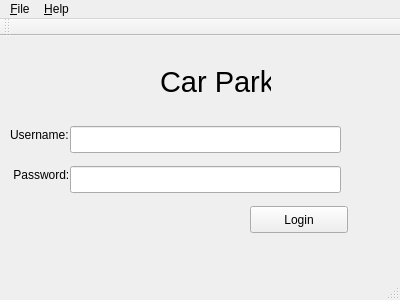
This is mainwindow.ui in saffaanh/embedded as Qt 5 draws it before an edit. The edited form follows.
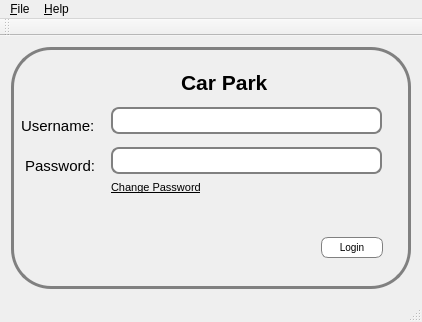
This is the edited form.

Commit message: login stylesheet

Diff of the .ui file:
```diff
--- a/mainwindow.ui
+++ b/mainwindow.ui
@@ -6,19 +6,70 @@
    <rect>
     <x>0</x>
     <y>0</y>
-    <width>400</width>
-    <height>300</height>
+    <width>422</width>
+    <height>322</height>
    </rect>
   </property>
   <property name="windowTitle">
    <string>MainWindow</string>
   </property>
   <widget class="QWidget" name="centralWidget">
+   <layout class="QGridLayout" name="gridLayout">
+    <item row="0" column="1">
+     <widget class="QFrame" name="loginFrame">
+      <property name="font">
+       <font>
+        <underline>false</underline>
+       </font>
+      </property>
+      <property name="styleSheet">
+       <string notr="true">#MainWindow{
+background: gray;
+}
+
+#loginFrame{
+border:3px solid gray;
+border-radius: 40px;
+background:qradialgradient(spread:pad, cx:0.5, cy:0.5, radius:0.5, fx:0.5, fy:0.5, stop:0 rgba(0, 0, 0, 0), stop:0.52 rgba(0, 0, 0, 0), stop:0.565 rgba(82, 121, 76, 33), stop:0.65 rgba(159, 235, 148, 64), stop:0.721925 rgba(255, 238, 150, 129), stop:0.77 rgba(255, 128, 128, 204), stop:0.89 rgba(191, 128, 255, 64), stop:1 rgba(0, 0, 0, 0))rgb(255, 255, 127)qradialgradient(spread:pad, cx:0.5, cy:0.5, radius:2, fx:0.5, fy:0.5, stop:0 rgba(117, 73, 133, 183), stop:1 rgba(255, 255, 255, 255))
+}
+
+QPushButton {
+color: rgb(255, 255, 255);
+background-color: rgb(255, 255, 255);
+	color: rgb(0, 0, 0);
+border:  3px solid gray;
+border-width: 1px;
+border-style: solid;
+border-radius: 7;
+padding: 3px;
+font-size: 10px;
+padding-left: 5px;
+padding-right: 5px;
+min-width: 50px;
+max-width: 50px;
+min-height: 13px;
+max-height: 13px;
+
+
+}
+QLineEdit {
+padding: 1px;
+border-style: solid;
+border: 2px solid gray;
+border-radius: 8px;
+}</string>
+      </property>
+      <property name="frameShape">
+       <enum>QFrame::StyledPanel</enum>
+      </property>
+      <property name="frameShadow">
+       <enum>QFrame::Raised</enum>
+      </property>
    <widget class="QLineEdit" name="userLine">
     <property name="geometry">
      <rect>
-      <x>70</x>
-      <y>90</y>
+         <x>100</x>
+         <y>60</y>
       <width>271</width>
       <height>27</height>
      </rect>
@@ -27,10 +78,10 @@
    <widget class="QPushButton" name="pushButton">
     <property name="geometry">
      <rect>
-      <x>250</x>
-      <y>170</y>
-      <width>98</width>
-      <height>27</height>
+         <x>310</x>
+         <y>190</y>
+         <width>62</width>
+         <height>21</height>
      </rect>
     </property>
     <property name="cursor">
@@ -40,15 +91,60 @@
      <string>Login</string>
     </property>
    </widget>
+      <widget class="QLabel" name="label">
+       <property name="geometry">
+        <rect>
+         <x>170</x>
+         <y>20</y>
+         <width>91</width>
+         <height>31</height>
+        </rect>
+       </property>
+       <property name="font">
+        <font>
+         <pointsize>16</pointsize>
+         <weight>75</weight>
+         <bold>true</bold>
+        </font>
+       </property>
+       <property name="text">
+        <string>Car Park</string>
+       </property>
+      </widget>
+      <widget class="QLabel" name="passLabel">
+       <property name="geometry">
+        <rect>
+         <x>10</x>
+         <y>110</y>
+         <width>91</width>
+         <height>17</height>
+        </rect>
+       </property>
+       <property name="font">
+        <font>
+         <pointsize>11</pointsize>
+         <underline>false</underline>
+        </font>
+       </property>
+       <property name="text">
+        <string> Password:</string>
+       </property>
+      </widget>
    <widget class="QLabel" name="UserLabel">
     <property name="geometry">
      <rect>
       <x>10</x>
-      <y>90</y>
+         <y>70</y>
       <width>81</width>
       <height>17</height>
      </rect>
     </property>
+       <property name="font">
+        <font>
+         <pointsize>11</pointsize>
+         <underline>false</underline>
+        </font>
+       </property>
     <property name="text">
      <string>Username:</string>
     </property>
@@ -56,8 +152,8 @@
    <widget class="QLineEdit" name="userPass">
     <property name="geometry">
      <rect>
-      <x>70</x>
-      <y>130</y>
+         <x>100</x>
+         <y>100</y>
       <width>271</width>
       <height>27</height>
      </rect>
@@ -66,44 +162,37 @@
      <enum>QLineEdit::Password</enum>
     </property>
    </widget>
-   <widget class="QLabel" name="passLabel">
+      <widget class="QLabel" name="label_2">
     <property name="geometry">
      <rect>
-      <x>10</x>
+         <x>100</x>
       <y>130</y>
-      <width>67</width>
-      <height>17</height>
-     </rect>
-    </property>
-    <property name="text">
-     <string> Password:</string>
-    </property>
-   </widget>
-   <widget class="QLabel" name="label">
-    <property name="geometry">
-     <rect>
-      <x>160</x>
-      <y>30</y>
-      <width>111</width>
-      <height>31</height>
+         <width>91</width>
+         <height>21</height>
      </rect>
     </property>
     <property name="font">
      <font>
-      <pointsize>22</pointsize>
+         <pointsize>8</pointsize>
+         <weight>50</weight>
+         <bold>false</bold>
+         <underline>true</underline>
      </font>
     </property>
     <property name="text">
-     <string>Car Park</string>
-    </property>
-   </widget>
+        <string>Change Password</string>
+       </property>
+      </widget>
+     </widget>
+    </item>
+   </layout>
   </widget>
   <widget class="QMenuBar" name="menuBar">
    <property name="geometry">
     <rect>
      <x>0</x>
      <y>0</y>
-     <width>400</width>
+     <width>422</width>
      <height>21</height>
     </rect>
    </property>
```
Left out of the diff: 8 changed lines with no effect on the pictures. Lines whose indentation alone changed are shown as unchanged. The commit also changes 4 other files.
